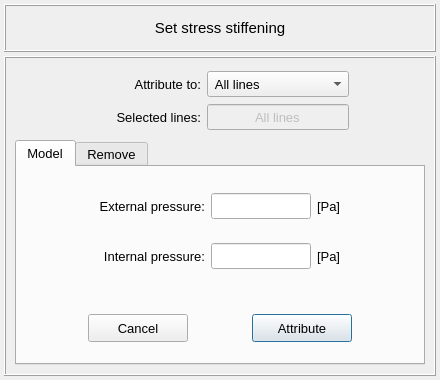
open-pulse/OpenPulse, file pulse/interface/data/ui_files/model/setup/structural/stress_stiffening_input.ui: the form before one commit.
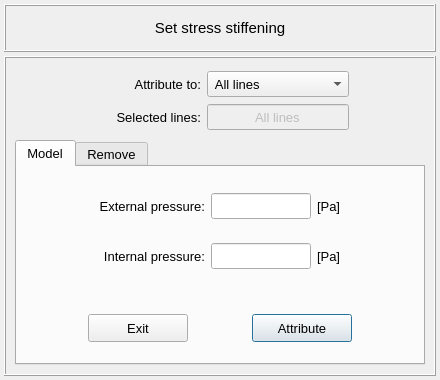
The form after the commit.

Commit message: Replace the button text "Cancel" by "Exit"

Patch:
```diff
--- a/pulse/interface/data/ui_files/model/setup/structural/stress_stiffening_input.ui
+++ b/pulse/interface/data/ui_files/model/setup/structural/stress_stiffening_input.ui
@@ -625,7 +625,7 @@
                 <string notr="true"/>
                </property>
                <property name="text">
-                <string>Cancel</string>
+                <string>Exit</string>
                </property>
                <property name="autoDefault">
                 <bool>false</bool>
```
Left out of the diff: 4 changed lines with no effect on the pictures. The commit also changes 75 other files.
